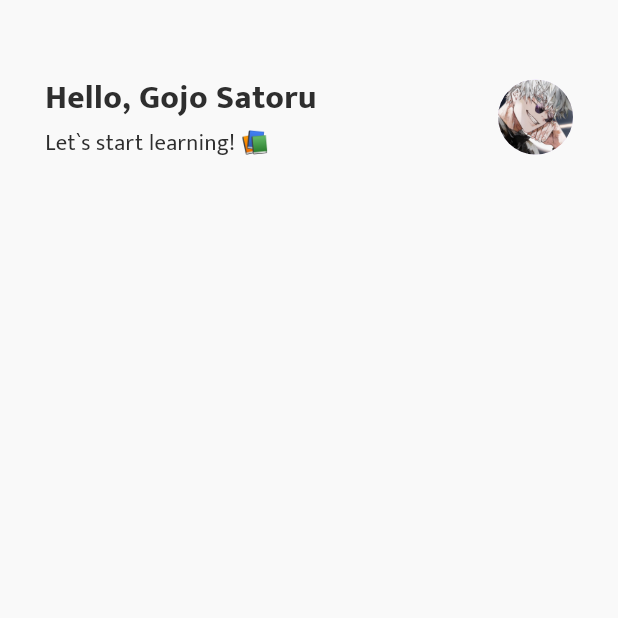
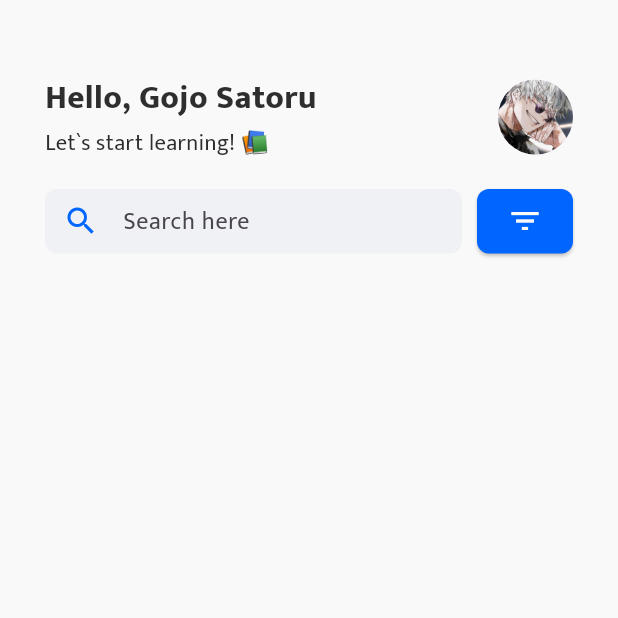
Before and after one commit to felix-malvin/quality_education_flutter_app, a Flutter app: the HomePage screen opened directly, on a phone screen of 412 x 824 dp, the top half of it. Run offline on Flutter 3.47's test engine with Material 3 defaults, Android fonts, the phone set to English and light mode, and no system bars.

Commit message:
Menambahkan search box ke dalam homepage

```diff
--- a/lib/pages/home.dart
+++ b/lib/pages/home.dart
@@ -1,5 +1,6 @@
 import 'package:flutter/material.dart';
 import 'package:quality_education_app/widgets/widget_support/textstyle.dart';
+import 'dart:async';
 
 class HomePage extends StatefulWidget {
   const HomePage({super.key});
@@ -9,6 +10,46 @@ class HomePage extends StatefulWidget {
 }
 
 class _HomePageState extends State<HomePage> {
+  final PageController _pageController = PageController();
+  int _currentIndex = 0;
+
+  final List<String> _images = [
+    'assets/carousel_image_1.jpg',
+    'assets/carousel_image_2.jpg',
+    'assets/carousel_image_3.jpg',
+    'assets/carousel_image_4.jpg',
+  ];
+
+  Timer? _timer;
+
+  @override
+  void initState() {
+    super.initState();
+    _startAutoSlide();
+  }
+
+  void _startAutoSlide() {
+    _timer = Timer.periodic(Duration(seconds: 4), (Timer timer) {
+      if (_currentIndex < _images.length - 1) {
+        _currentIndex++;
+      } else {
+        _currentIndex = 0;
+      }
+      _pageController.animateToPage(
+        _currentIndex,
+        duration: Duration(milliseconds: 500),
+        curve: Curves.easeInOut,
+      );
+    });
+  }
+
+  @override
+  void dispose() {
+    _pageController.dispose();
+    _timer?.cancel();
+    super.dispose();
+  }
+
   @override
   Widget build(BuildContext context) {
     return Scaffold(
@@ -17,7 +58,11 @@ class _HomePageState extends State<HomePage> {
         margin: EdgeInsets.only(top: 50),
         child: Column(
           mainAxisAlignment: MainAxisAlignment.start,
-          children: [_buildHomeHeader()],
+          children: [
+            _buildHomeHeader(),
+            SizedBox(height: 20),
+            _buildSearchBox(),
+          ],
         ),
       ),
     );
@@ -53,11 +98,55 @@ class _HomePageState extends State<HomePage> {
             ],
           ),
           CircleAvatar(
-            radius: 25, // kamu bisa atur ukuran bulatan
+            radius: 25,
             backgroundImage: AssetImage('assets/avatar_logo.jpg'),
           ),
         ],
       ),
     );
   }
+
+  Widget _buildSearchBox() {
+    return Container(
+      margin: EdgeInsets.symmetric(horizontal: 30),
+      child: Row(
+        children: [
+          Expanded(
+            child: SizedBox(
+              height: 43,
+              child: TextField(
+                decoration: InputDecoration(
+                  hintText: "Search here",
+                  prefixIcon: Icon(Icons.search, color: Color(0xFF0066FF)),
+                  border: OutlineInputBorder(
+                    borderRadius: BorderRadius.circular(8),
+                    borderSide: BorderSide.none,
+                  ),
+                  filled: true,
+                  fillColor: Color(0xFFF0F1F5),
+                  contentPadding: EdgeInsets.only(left: 20, right: 20),
+                ),
+              ),
+            ),
+          ),
+          SizedBox(width: 10),
+          SizedBox(
+            height: 43,
+            child: ElevatedButton(
+              onPressed: () {},
+              style: IconButton.styleFrom(
+                backgroundColor: Color(0xFF0066FF),
+                foregroundColor: Color(0xFFF9F9F9),
+                padding: EdgeInsets.symmetric(horizontal: 6),
+                shape: RoundedRectangleBorder(
+                  borderRadius: BorderRadius.circular(8),
+                ),
+              ),
+              child: Icon(Icons.filter_list, size: 24),
+            ),
+          ),
+        ],
+      ),
+    );
+  }
 }
```
